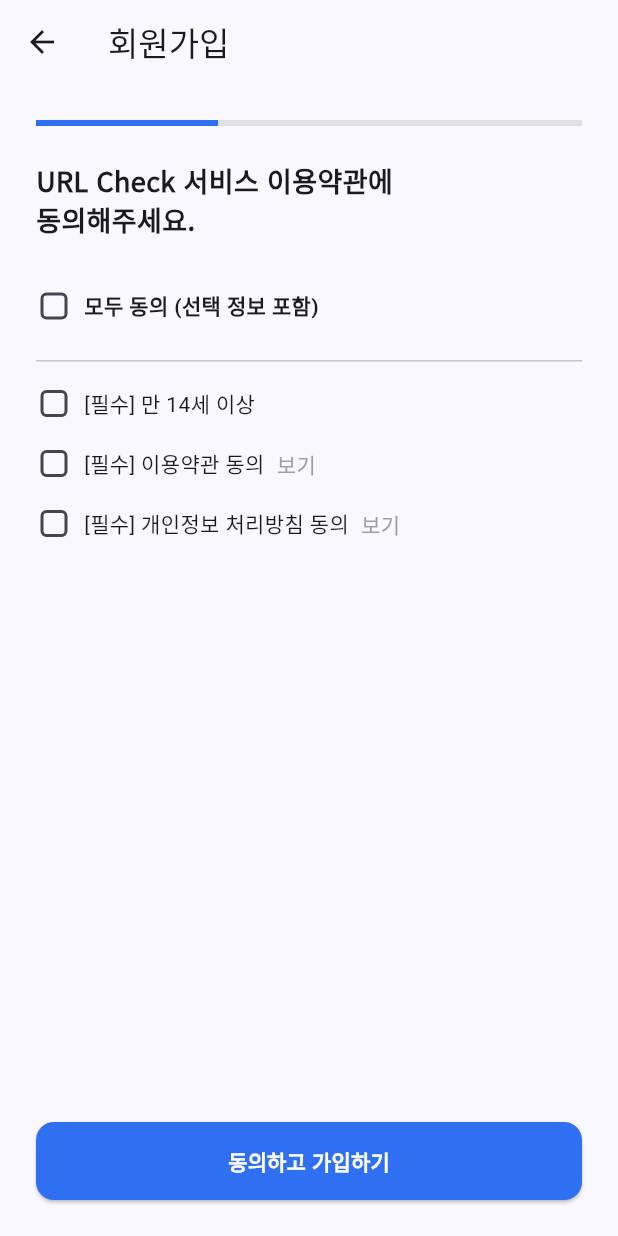
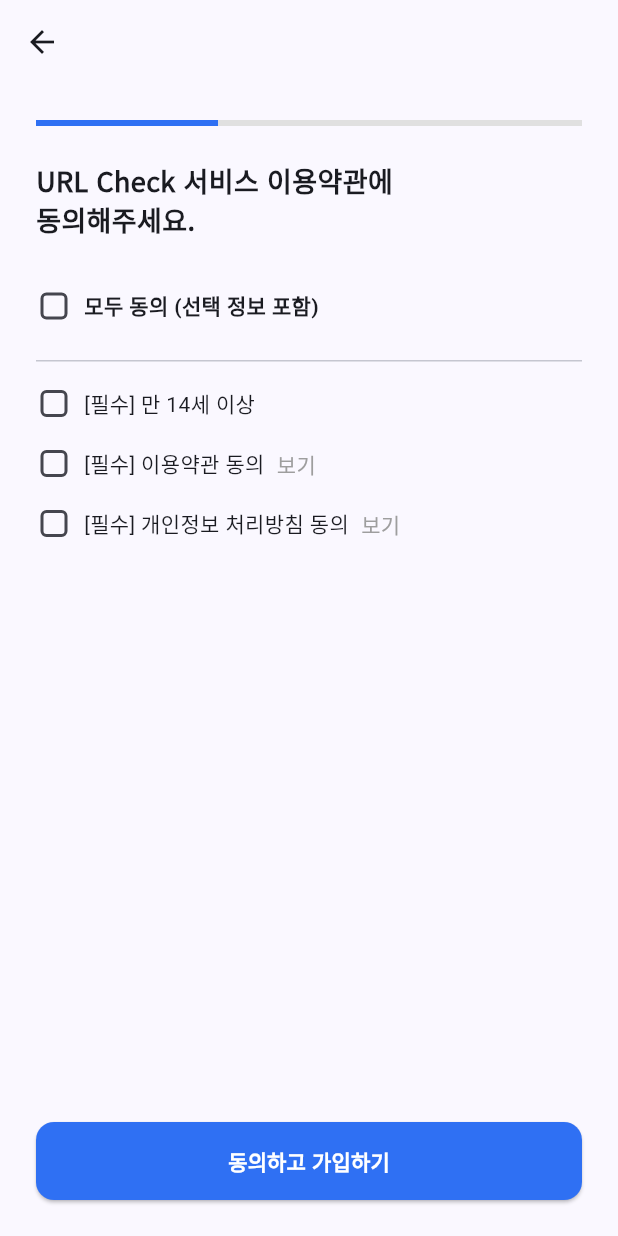
Before and after one commit to J1NWAN/url_check, a Flutter app: the SignupScreen screen opened by its route, on a phone screen of 412 x 824 dp. Run offline on Flutter 3.47's test engine with Material 3 defaults, Android fonts, the phone set to English and light mode, and no system bars; our stand-ins replace cloud_firestore, dropdown_button2, firebase_core, fl_chart, flutter_riverpod, freezed_annotation and 4 more; accounts and stored records are empty; generated files the repository leaves out were written again.

Commit message:
style: 회원가입 앱바 타이틀 삭제

```diff
--- a/lib/features/auth/view/signup_screen.dart
+++ b/lib/features/auth/view/signup_screen.dart
@@ -142,7 +142,6 @@ class _SignupScreenState extends ConsumerState<SignupScreen> {
 
     return Scaffold(
       appBar: AppBar(
-        title: const Text('회원가입'),
         leading: IconButton(
           icon: const Icon(Icons.arrow_back),
           onPressed: _previousStep,
```
